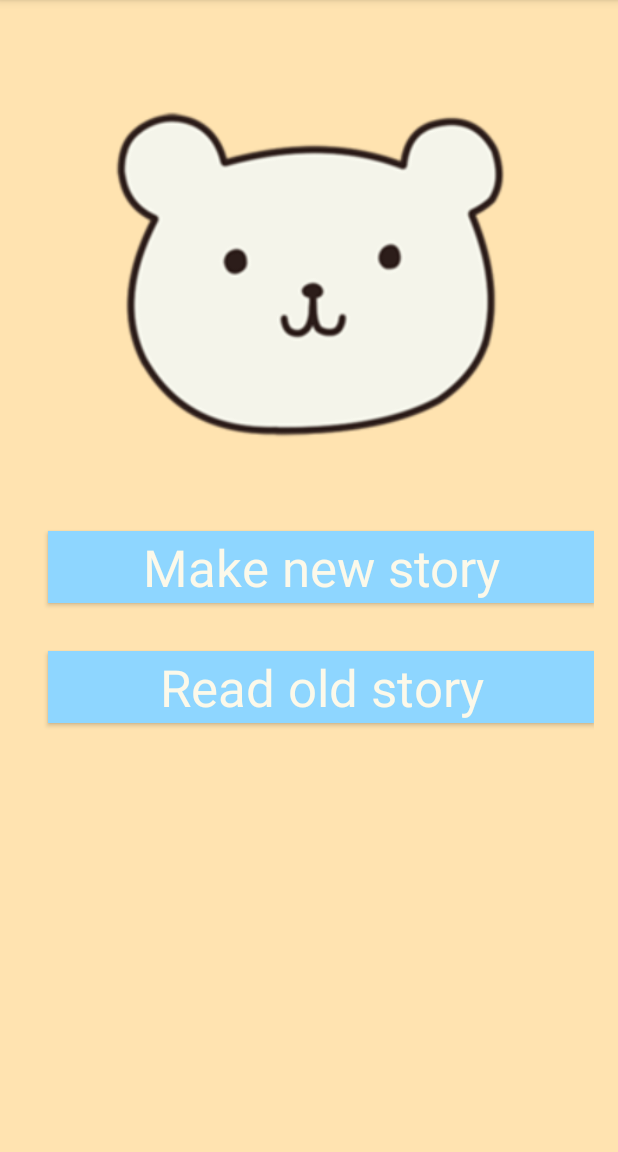
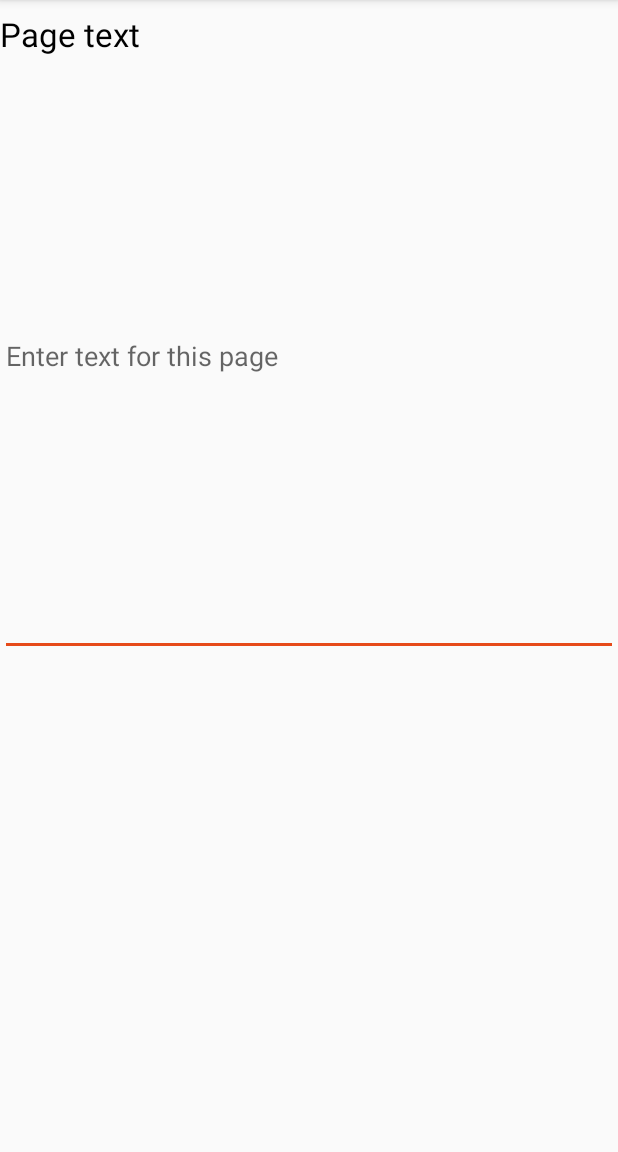
Before and after one commit to abigailduff98/CMSC436FinalProject, an Android app: the screen it shows after launch (ButtonActivity before the commit, NewPageActivity after it), after a tap on "Make new story", on a phone screen of 412 x 824 dp, the part 84-1236 px from its top. Run offline under Robolectric (Android 15) with nearby library versions, the phone set to English and light mode, and no system bars.

Commit message:
added VERY basic new page activity

```diff
--- a/app/src/main/AndroidManifest.xml
+++ b/app/src/main/AndroidManifest.xml
@@ -28,6 +28,14 @@
             </intent-filter>
         </activity>
 
+        <activity
+            android:name=".NewPageActivity"
+            android:label="@string/app_name" >
+        <intent-filter>
+                <action android:name="android.intent.action.MAIN" />
+                <category android:name="android.intent.category.LAUNCHER" />
+            </intent-filter>
+        </activity>
     </application>
 
 </manifest>
--- a/app/src/main/java/project.readaloud/ButtonActivity.kt
+++ b/app/src/main/java/project.readaloud/ButtonActivity.kt
@@ -31,8 +31,11 @@ class ButtonActivity : Activity() {
     // Set an OnClickListener on createButton
     // Called each time the user clicks the Button
     fun clickCreate(v: View) {
-
-        // TODO: implement story creation
+        val intent = Intent(
+                this@ButtonActivity,
+                NewPageActivity::class.java
+        )
+        startActivity(intent)
 
     }
 }
--- /dev/null
+++ b/app/src/main/java/project.readaloud/NewPageActivity.kt
@@ -0,0 +1,11 @@
+package project.readaloud
+
+import android.app.Activity
+import android.os.Bundle
+
+class NewPageActivity : Activity() {
+    public override fun onCreate(savedInstanceState: Bundle?) {
+        super.onCreate(savedInstanceState)
+        setContentView(R.layout.new_page)
+    }
+}
--- a/app/src/main/java/project.readaloud/CreatePage.kt
+++ b/app/src/main/java/project.readaloud/PaintCanvasView.kt
@@ -5,11 +5,12 @@ import android.graphics.Canvas
 import android.graphics.Color
 import android.graphics.Paint
 import android.graphics.Path
+import android.os.Bundle
 import android.util.AttributeSet
 import android.view.MotionEvent
 import android.view.View
 
-class CreatePage(context: Context, attributeSet: AttributeSet) : View(context, attributeSet) {
+class PaintCanvasView(context: Context, attributeSet: AttributeSet) : View(context, attributeSet) {
     private var paint: Paint
     private var path: Path
 
--- /dev/null
+++ b/app/src/main/res/layout/new_page.xml
@@ -0,0 +1,31 @@
+<?xml version="1.0" encoding="utf-8"?>
+<RelativeLayout xmlns:android="http://schemas.android.com/apk/res/android"
+    android:layout_width="match_parent"
+    android:layout_height="match_parent" >
+
+    <!-- Title -->
+
+    <TextView
+        android:id="@+id/TitleLabel"
+        android:layout_width="wrap_content"
+        android:layout_height="wrap_content"
+        android:layout_marginTop="8dp"
+        android:text="Page text"
+        android:textAppearance="?android:attr/textAppearanceLarge" >
+    </TextView>
+
+    <EditText
+        android:id="@+id/title"
+        android:layout_width="match_parent"
+        android:layout_height="600px"
+        android:layout_alignParentLeft="true"
+        android:layout_below="@+id/TitleLabel"
+        android:ems="10"
+        android:hint="Enter text for this page"
+        android:inputType="textShortMessage" >
+
+        <requestFocus />
+    </EditText>
+
+    <!-- Status -->
+</RelativeLayout>
```
